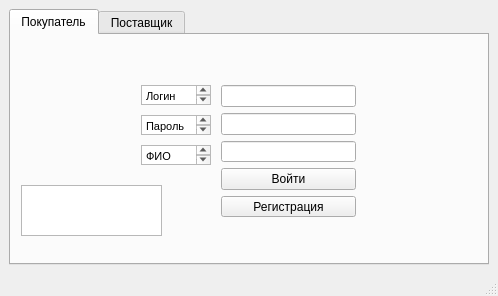
The window that mainwindow.ui (IraSoro/bike-store-database) describes before a commit, drawn with Qt 5.
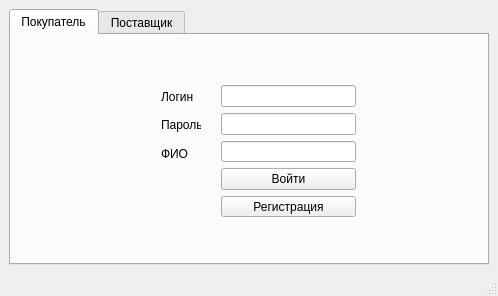
The same window after the commit.

```diff
--- a/mainwindow.ui
+++ b/mainwindow.ui
@@ -24,16 +24,6 @@
        <attribute name="title">
         <string>Покупатель</string>
        </attribute>
-       <widget class="QTextEdit" name="textEdit">
-        <property name="geometry">
-         <rect>
-          <x>10</x>
-          <y>150</y>
-          <width>141</width>
-          <height>51</height>
-         </rect>
-        </property>
-       </widget>
        <widget class="QWidget" name="layoutWidget">
         <property name="geometry">
          <rect>
@@ -75,74 +65,56 @@
          </item>
         </layout>
        </widget>
-       <widget class="QTextBrowser" name="textBrowser">
+       <widget class="QWidget" name="verticalLayoutWidget">
         <property name="geometry">
          <rect>
-          <x>130</x>
+          <x>150</x>
           <y>50</y>
-          <width>70</width>
-          <height>20</height>
+          <width>51</width>
+          <height>80</height>
          </rect>
         </property>
+        <layout class="QVBoxLayout" name="verticalLayout_3">
+         <item>
+          <widget class="QLabel" name="label">
         <property name="maximumSize">
          <size>
-          <width>70</width>
-          <height>20</height>
-         </size>
-        </property>
-        <property name="html">
-         <string>&lt;!DOCTYPE HTML PUBLIC &quot;-//W3C//DTD HTML 4.0//EN&quot; &quot;http://www.w3.org/TR/REC-html40/strict.dtd&quot;&gt;
-&lt;html&gt;&lt;head&gt;&lt;meta name=&quot;qrichtext&quot; content=&quot;1&quot; /&gt;&lt;style type=&quot;text/css&quot;&gt;
-p, li { white-space: pre-wrap; }
-&lt;/style&gt;&lt;/head&gt;&lt;body style=&quot; font-family:'MS Shell Dlg 2'; font-size:8.25pt; font-weight:400; font-style:normal;&quot;&gt;
-&lt;p style=&quot; margin-top:0px; margin-bottom:0px; margin-left:0px; margin-right:0px; -qt-block-indent:0; text-indent:0px;&quot;&gt;&lt;span style=&quot; font-family:'MS Shell Dlg 2';&quot;&gt;Логин&lt;/span&gt;&lt;/p&gt;&lt;/body&gt;&lt;/html&gt;</string>
-        </property>
-       </widget>
-       <widget class="QTextBrowser" name="textBrowser_2">
-        <property name="geometry">
-         <rect>
-          <x>130</x>
-          <y>80</y>
-          <width>70</width>
-          <height>20</height>
-         </rect>
-        </property>
+             <width>40</width>
+             <height>16777215</height>
+            </size>
+           </property>
+           <property name="text">
+            <string>Логин</string>
+           </property>
+          </widget>
+         </item>
+         <item>
+          <widget class="QLabel" name="label_2">
         <property name="maximumSize">
          <size>
-          <width>70</width>
-          <height>20</height>
-         </size>
-        </property>
-        <property name="html">
-         <string>&lt;!DOCTYPE HTML PUBLIC &quot;-//W3C//DTD HTML 4.0//EN&quot; &quot;http://www.w3.org/TR/REC-html40/strict.dtd&quot;&gt;
-&lt;html&gt;&lt;head&gt;&lt;meta name=&quot;qrichtext&quot; content=&quot;1&quot; /&gt;&lt;style type=&quot;text/css&quot;&gt;
-p, li { white-space: pre-wrap; }
-&lt;/style&gt;&lt;/head&gt;&lt;body style=&quot; font-family:'MS Shell Dlg 2'; font-size:8.25pt; font-weight:400; font-style:normal;&quot;&gt;
-&lt;p style=&quot; margin-top:0px; margin-bottom:0px; margin-left:0px; margin-right:0px; -qt-block-indent:0; text-indent:0px;&quot;&gt;&lt;span style=&quot; font-family:'MS Shell Dlg 2';&quot;&gt;Пароль&lt;/span&gt;&lt;/p&gt;&lt;/body&gt;&lt;/html&gt;</string>
-        </property>
-       </widget>
-       <widget class="QTextBrowser" name="textBrowser_3">
-        <property name="geometry">
-         <rect>
-          <x>130</x>
-          <y>110</y>
-          <width>70</width>
-          <height>20</height>
-         </rect>
-        </property>
+             <width>40</width>
+             <height>16777215</height>
+            </size>
+           </property>
+           <property name="text">
+            <string>Пароль</string>
+           </property>
+          </widget>
+         </item>
+         <item>
+          <widget class="QLabel" name="label_3">
         <property name="maximumSize">
          <size>
-          <width>70</width>
-          <height>20</height>
-         </size>
-        </property>
-        <property name="html">
-         <string>&lt;!DOCTYPE HTML PUBLIC &quot;-//W3C//DTD HTML 4.0//EN&quot; &quot;http://www.w3.org/TR/REC-html40/strict.dtd&quot;&gt;
-&lt;html&gt;&lt;head&gt;&lt;meta name=&quot;qrichtext&quot; content=&quot;1&quot; /&gt;&lt;style type=&quot;text/css&quot;&gt;
-p, li { white-space: pre-wrap; }
-&lt;/style&gt;&lt;/head&gt;&lt;body style=&quot; font-family:'MS Shell Dlg 2'; font-size:8.25pt; font-weight:400; font-style:normal;&quot;&gt;
-&lt;p style=&quot; margin-top:0px; margin-bottom:0px; margin-left:0px; margin-right:0px; -qt-block-indent:0; text-indent:0px;&quot;&gt;&lt;span style=&quot; font-family:'MS Shell Dlg 2';&quot;&gt;ФИО&lt;/span&gt;&lt;/p&gt;&lt;/body&gt;&lt;/html&gt;</string>
-        </property>
+             <width>40</width>
+             <height>16777215</height>
+            </size>
+           </property>
+           <property name="text">
+            <string>ФИО</string>
+           </property>
+          </widget>
+         </item>
+        </layout>
        </widget>
       </widget>
       <widget class="QWidget" name="tab_2">
```
Lines whose indentation alone changed are shown as unchanged.
